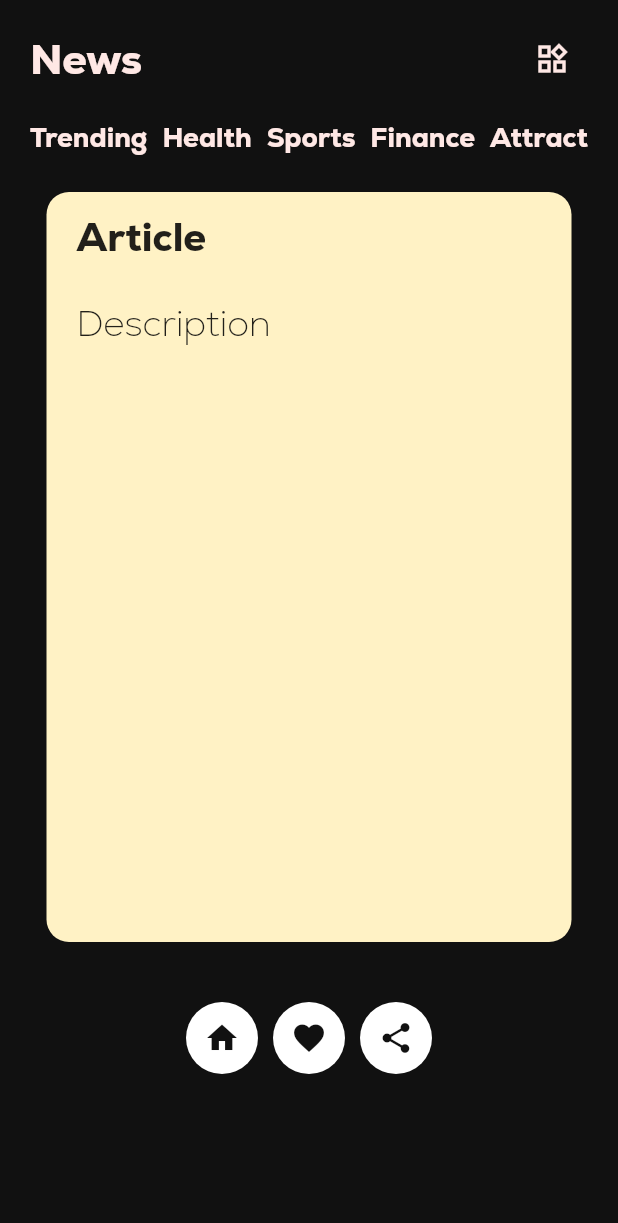
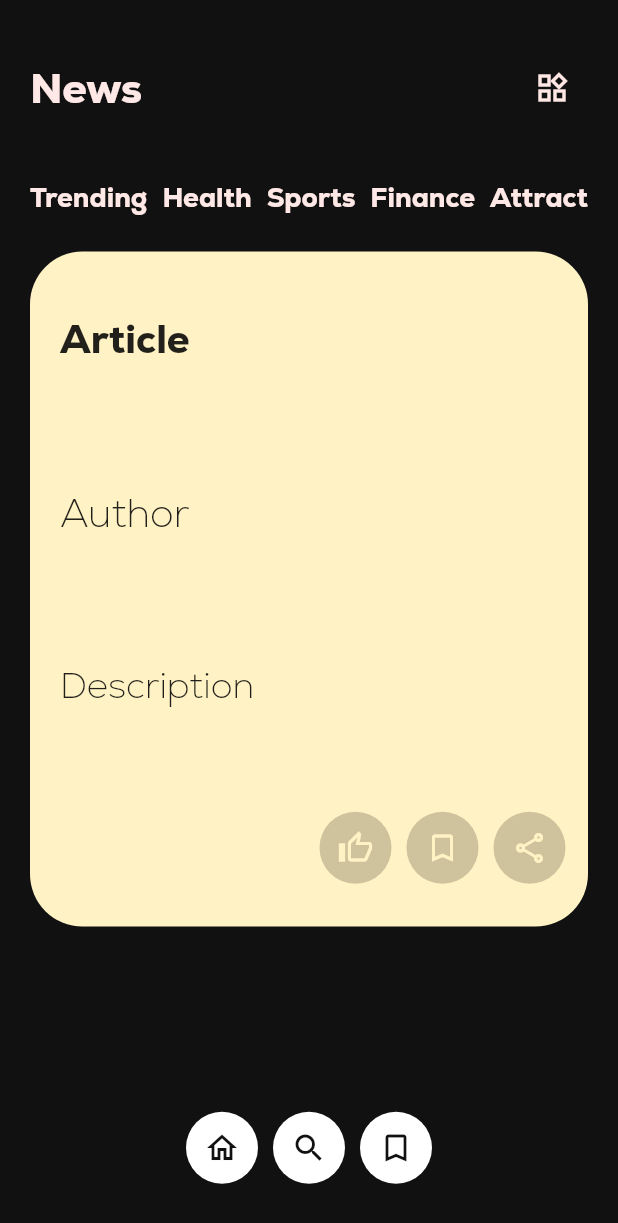
Before and after one commit to PiuPauxD/news_app, a Flutter app: the screen it shows after launch, on a phone screen of 412 x 824 dp. Shown: the top 1223 px of the screen. Run offline on Flutter 3.47's test engine with Material 2 defaults, Android fonts, the phone set to English and light mode, and no system bars.

Commit message:
added widgets on home page

```diff
--- a/lib/Screens/Home_Screen.dart
+++ b/lib/Screens/Home_Screen.dart
@@ -1,5 +1,4 @@
 // ignore_for_file: prefer_const_constructors
-
 import 'package:flutter/material.dart';
 import 'package:news_app/Services/api_services.dart';
 
@@ -18,6 +17,8 @@ class _HomePageState extends State<HomePage> {
     'Finance',
     'Attractions',
   ];
+
+  List<Container> news = [];
   ApiService client = ApiService();
   @override
   Widget build(BuildContext context) {
@@ -28,9 +29,13 @@ class _HomePageState extends State<HomePage> {
           children: [
             Column(
               children: [
-                Padding(
-                  padding:
-                      const EdgeInsets.symmetric(horizontal: 20, vertical: 15),
+                Expanded(
+                  flex: 1,
+                  child: Padding(
+                    padding: const EdgeInsets.symmetric(
+                      horizontal: 20,
+                      vertical: 1,
+                    ),
                     child: Row(
                       mainAxisAlignment: MainAxisAlignment.spaceBetween,
                       children: [
@@ -52,9 +57,15 @@ class _HomePageState extends State<HomePage> {
                       ],
                     ),
                   ),
-                Container(
+                ),
+                Expanded(
+                  flex: 5,
+                  child: Padding(
+                    padding: const EdgeInsets.symmetric(horizontal: 20),
+                    child: Column(
+                      children: [
+                        SizedBox(
                           height: 50,
-                  margin: const EdgeInsets.symmetric(horizontal: 20),
                           child: ListView.builder(
                             scrollDirection: Axis.horizontal,
                             itemCount: category.length,
@@ -78,18 +89,19 @@ class _HomePageState extends State<HomePage> {
                           ),
                         ),
                         Container(
-                  height: 500,
-                  width: 350,
+                          height: 450,
+                          width: double.infinity,
                           decoration: BoxDecoration(
-                    borderRadius: BorderRadius.circular(15),
+                            borderRadius: BorderRadius.circular(35),
                             color: Color.fromARGB(255, 255, 242, 197),
                           ),
                           child: Column(
                             crossAxisAlignment: CrossAxisAlignment.start,
-                    children: const [
+                            mainAxisAlignment: MainAxisAlignment.spaceAround,
+                            children: [
                               Padding(
-                        padding:
-                            EdgeInsets.symmetric(horizontal: 20, vertical: 10),
+                                padding: EdgeInsets.symmetric(
+                                    horizontal: 20, vertical: 10),
                                 child: Text(
                                   'Article',
                                   style: TextStyle(
@@ -99,8 +111,18 @@ class _HomePageState extends State<HomePage> {
                                 ),
                               ),
                               Padding(
-                        padding:
-                            EdgeInsets.symmetric(horizontal: 20, vertical: 10),
+                                padding: EdgeInsets.symmetric(
+                                    horizontal: 20, vertical: 10),
+                                child: Text(
+                                  'Author',
+                                  style: TextStyle(
+                                    fontSize: 26,
+                                  ),
+                                ),
+                              ),
+                              Padding(
+                                padding: EdgeInsets.symmetric(
+                                    horizontal: 20, vertical: 10),
                                 child: Text(
                                   'Description',
                                   style: TextStyle(
@@ -109,11 +131,74 @@ class _HomePageState extends State<HomePage> {
                                   ),
                                 ),
                               ),
+                              Padding(
+                                padding:
+                                    const EdgeInsets.symmetric(horizontal: 15),
+                                child: Row(
+                                  mainAxisAlignment: MainAxisAlignment.end,
+                                  children: [
+                                    Container(
+                                      margin: const EdgeInsets.only(right: 10),
+                                      decoration: BoxDecoration(
+                                        borderRadius: BorderRadius.circular(40),
+                                        color:
+                                            Color.fromARGB(233, 201, 191, 153),
+                                      ),
+                                      child: IconButton(
+                                        onPressed: () {},
+                                        icon: Icon(
+                                          Icons.thumb_up_alt_outlined,
+                                          size: 24,
+                                          color: Color.fromARGB(
+                                              255, 255, 242, 197),
+                                        ),
+                                      ),
+                                    ),
+                                    Container(
+                                      margin: const EdgeInsets.only(right: 10),
+                                      decoration: BoxDecoration(
+                                        borderRadius: BorderRadius.circular(40),
+                                        color:
+                                            Color.fromARGB(233, 201, 191, 153),
+                                      ),
+                                      child: IconButton(
+                                        onPressed: () {},
+                                        icon: Icon(
+                                          Icons.bookmark_border_outlined,
+                                          size: 24,
+                                          color: Color.fromARGB(
+                                              255, 255, 242, 197),
+                                        ),
+                                      ),
+                                    ),
+                                    Container(
+                                      decoration: BoxDecoration(
+                                        borderRadius: BorderRadius.circular(40),
+                                        color:
+                                            Color.fromARGB(233, 201, 191, 153),
+                                      ),
+                                      child: IconButton(
+                                        onPressed: () {},
+                                        icon: Icon(
+                                          Icons.share_outlined,
+                                          size: 24,
+                                        ),
+                                        color:
+                                            Color.fromARGB(255, 255, 242, 197),
+                                      ),
+                                    ),
                                   ],
                                 ),
                               ),
-                Padding(
-                  padding: const EdgeInsets.symmetric(vertical: 40),
+                            ],
+                          ),
+                        ),
+                      ],
+                    ),
+                  ),
+                ),
+                Expanded(
+                  flex: 1,
                   child: Row(
                     mainAxisAlignment: MainAxisAlignment.center,
                     children: [
@@ -126,7 +211,7 @@ class _HomePageState extends State<HomePage> {
                         child: IconButton(
                           onPressed: () {},
                           icon: Icon(
-                            Icons.home_sharp,
+                            Icons.home_outlined,
                             size: 24,
                             color: Color.fromARGB(255, 17, 17, 17),
                           ),
@@ -141,7 +226,7 @@ class _HomePageState extends State<HomePage> {
                         child: IconButton(
                           onPressed: () {},
                           icon: Icon(
-                            Icons.favorite_sharp,
+                            Icons.search,
                             size: 24,
                             color: Color.fromARGB(255, 17, 17, 17),
                           ),
@@ -154,7 +239,7 @@ class _HomePageState extends State<HomePage> {
                         ),
                         child: IconButton(
                           onPressed: () {},
-                          icon: Icon(Icons.share_sharp, size: 24),
+                          icon: Icon(Icons.bookmark_border_outlined, size: 24),
                           color: Color.fromARGB(255, 17, 17, 17),
                         ),
                       ),
--- a/pubspec.yaml
+++ b/pubspec.yaml
@@ -37,6 +37,7 @@ dependencies:
   # Use with the CupertinoIcons class for iOS style icons.
   cupertino_icons: ^1.0.2
   http:
+  flutter_card_swiper:
 
 dev_dependencies:
   flutter_test:
```
Also changed, not shown: pubspec.lock. Lines whose indentation alone changed are shown as unchanged.
